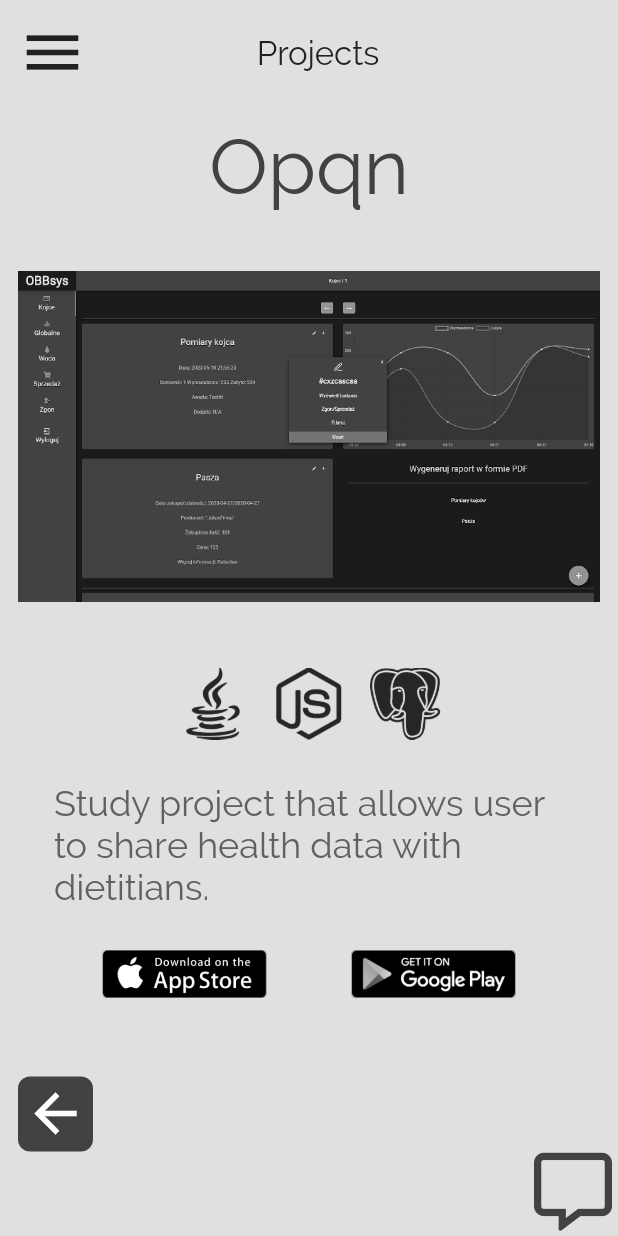
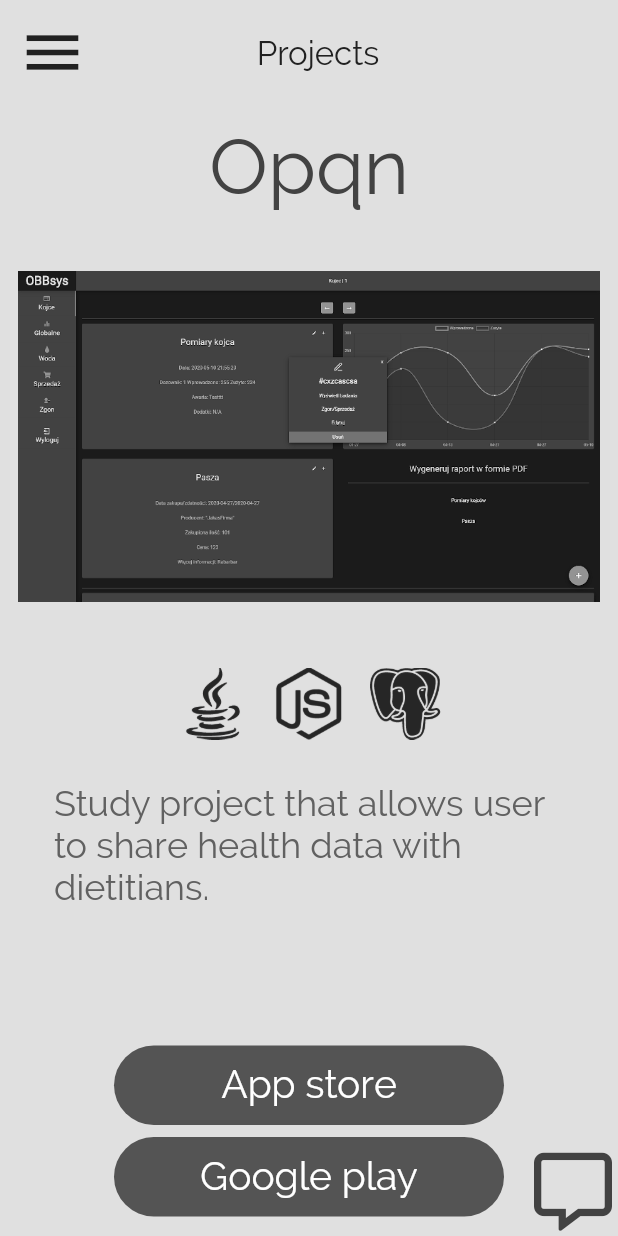
Before and after one commit to wojciechkubiak/flutter-site, a Flutter app: the Projects widget shown alone on an empty page, opened directly, after a tap on "VIEW PROJECT", on a phone screen of 412 x 824 dp. Run offline on Flutter 3.47's test engine with Material 2 defaults, Android fonts, the phone set to English and light mode, and no system bars; drawn by our look-alikes of flutter_zoom_drawer; our stand-ins replace bloc, blur, carousel_slider, dio, equatable, flutter_bloc and 5 more; statements that could not run were skipped.

Commit message:
Projects placeholder completed

```diff
--- a/lib/pages/projects.dart
+++ b/lib/pages/projects.dart
@@ -52,50 +52,65 @@ class _ProjectsState extends State<Projects> {
       "technologies": ['assets/react.png', 'assets/node.png'],
       "description":
           'Website for dutch renovating company created. It takes clients data, counts new usage values and sends them to the company through ZOHO CRM.',
-      "links": [
-        'assets/apple.png',
-        'assets/google.png',
-      ]
+      "links": {
+        "App store": {"img": 'assets/apple.png', "url": 'https://google.com'},
+        "Google play": {
+          "img": 'assets/google.png',
+          "url": 'https://google.com',
+        }
+      }
     },
     "Meditate": {
       "img": "assets/1m.png",
       "technologies": ['assets/flutter.png'],
       "description":
           'Project that supports user wellbeing through multiple exercises and by creating statistics that can be later used by user.',
-      "links": [
-        'assets/apple.png',
-        'assets/google.png',
-      ]
+      "links": {
+        "App store": {"img": 'assets/apple.png', "url": 'https://google.com'},
+        "Google play": {
+          "img": 'assets/google.png',
+          "url": 'https://google.com',
+        }
+      }
     },
     "Opqn": {
       "img": "assets/2w.png",
       "technologies": ['assets/java.png', 'assets/node.png', 'assets/sql.png'],
       "description":
           'Study project that allows user to share health data with dietitians.',
-      "links": [
-        'assets/apple.png',
-        'assets/google.png',
-      ]
+      "links": {
+        "App store": {"img": 'assets/apple.png', "url": 'https://google.com'},
+        "Google play": {
+          "img": 'assets/google.png',
+          "url": 'https://google.com',
+        }
+      }
     },
     "Obb-sys": {
       "img": "assets/2m.png",
       "technologies": ['assets/react.png', 'assets/node.png', 'assets/sql.png'],
       "description":
           'My engineering project for Centre of Biomedical Research. It allows user to collect data and statistics that later shows if there are any symptoms of being sick, of animal.',
-      "links": [
-        'assets/apple.png',
-        'assets/google.png',
-      ]
+      "links": {
+        "App store": {"img": 'assets/apple.png', "url": 'https://google.com'},
+        "Google play": {
+          "img": 'assets/google.png',
+          "url": 'https://google.com',
+        }
+      }
     },
     "Opqn-web": {
       "img": "assets/3w.png",
       "technologies": ['assets/react.png', 'assets/node.png', 'assets/sql.png'],
       "description":
           'Easy project that allows user to share health data with dietitians.',
-      "links": [
-        'assets/apple.png',
-        'assets/google.png',
-      ]
+      "links": {
+        "App store": {"img": 'assets/apple.png', "url": 'https://google.com'},
+        "Google play": {
+          "img": 'assets/google.png',
+          "url": 'https://google.com',
+        }
+      }
     },
     "Animacare": {
       "img": "assets/3m.png",
@@ -106,10 +121,13 @@ class _ProjectsState extends State<Projects> {
       ],
       "description":
           'My own project I\'m currently working on. Application for people that love their animals and want to compare them with other users, track their data and more.',
-      "links": [
-        'assets/apple.png',
-        'assets/google.png',
-      ]
+      "links": {
+        "App store": {"img": 'assets/apple.png', "url": 'https://google.com'},
+        "Google play": {
+          "img": 'assets/google.png',
+          "url": 'https://google.com',
+        }
+      }
     },
   };
 
@@ -194,29 +212,24 @@ class _ProjectsState extends State<Projects> {
                             ),
                           ),
                         ),
-                        _linkImage(currentProject.value["links"],
-                            isMobile ? 110 : 160),
-                        if (isMobile)
-                          Align(
-                            alignment: Alignment.centerLeft,
-                            child: Container(
-                              margin: EdgeInsets.only(top: 48),
-                              padding: EdgeInsets.all(4),
-                              decoration: BoxDecoration(
-                                color: Colors.grey[800],
-                                borderRadius:
-                                    BorderRadius.all(Radius.circular(8)),
-                              ),
-                              child: GestureDetector(
+                        if (!isMobile)
+                          _linkImages(currentProject.value["links"],
+                              isMobile ? 110 : 160)
+                        else
+                          Padding(
+                            padding: EdgeInsets.symmetric(vertical: 64),
+                            child: Column(children: [
+                              _mobileLinkButtons(currentProject.value["links"]),
+                              CustomRoundButton(
+                                margin: EdgeInsets.symmetric(vertical: 4),
+                                text: 'Back',
+                                width: 260,
                                 onTap: () =>
                                     setState(() => isProjectInfoShown = false),
-                                child: Icon(
-                                  Icons.arrow_back,
-                                  color: Colors.white,
-                                  size: 42,
-                                ),
+                                isActive: false,
+                                fontSize: 26,
                               ),
-                            ),
+                            ]),
                           ),
                       ],
                     ),
@@ -251,18 +264,33 @@ class _ProjectsState extends State<Projects> {
     );
   }
 
-  Widget _linkImage(List<String> links, double width) {
+  Widget _linkImages(Map<String, dynamic> links, double width) {
     return Row(
         mainAxisAlignment: MainAxisAlignment.spaceEvenly,
-        children: links.map((element) {
+        children: links.entries.map((element) {
           return Container(
             child: Padding(
               padding: const EdgeInsets.symmetric(vertical: 4.0),
               child: Image.asset(
-                element,
+                element.value["img"],
                 width: width,
               ),
             ),
+          );
+        }).toList());
+  }
+
+  Widget _mobileLinkButtons(Map<String, dynamic> links) {
+    return Column(
+        mainAxisAlignment: MainAxisAlignment.spaceEvenly,
+        children: links.entries.map((element) {
+          return CustomRoundButton(
+            margin: EdgeInsets.symmetric(vertical: 4),
+            text: element.key,
+            width: 260,
+            onTap: () => setState(() => isProjectInfoShown = false),
+            isActive: true,
+            fontSize: 26,
           );
         }).toList());
   }
--- a/lib/widgets/custom_round_button.dart
+++ b/lib/widgets/custom_round_button.dart
@@ -67,7 +67,7 @@ class _CustomRoundButtonState extends State<CustomRoundButton> {
               fontWeight: FontWeight.w400,
               color: widget.isActive || widget.isMobileNavbar
                   ? Colors.white
-                  : Colors.black87,
+                  : Colors.grey[800],
             ),
             textAlign: widget.isDrawer ? TextAlign.start : TextAlign.center,
           ),
```
